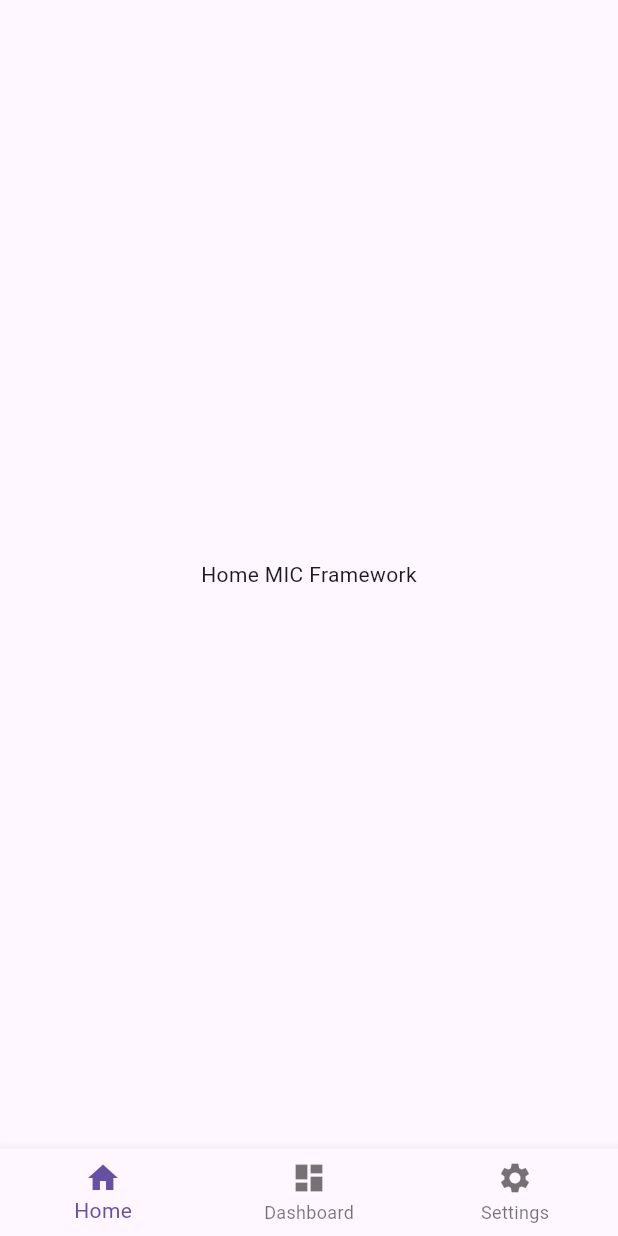
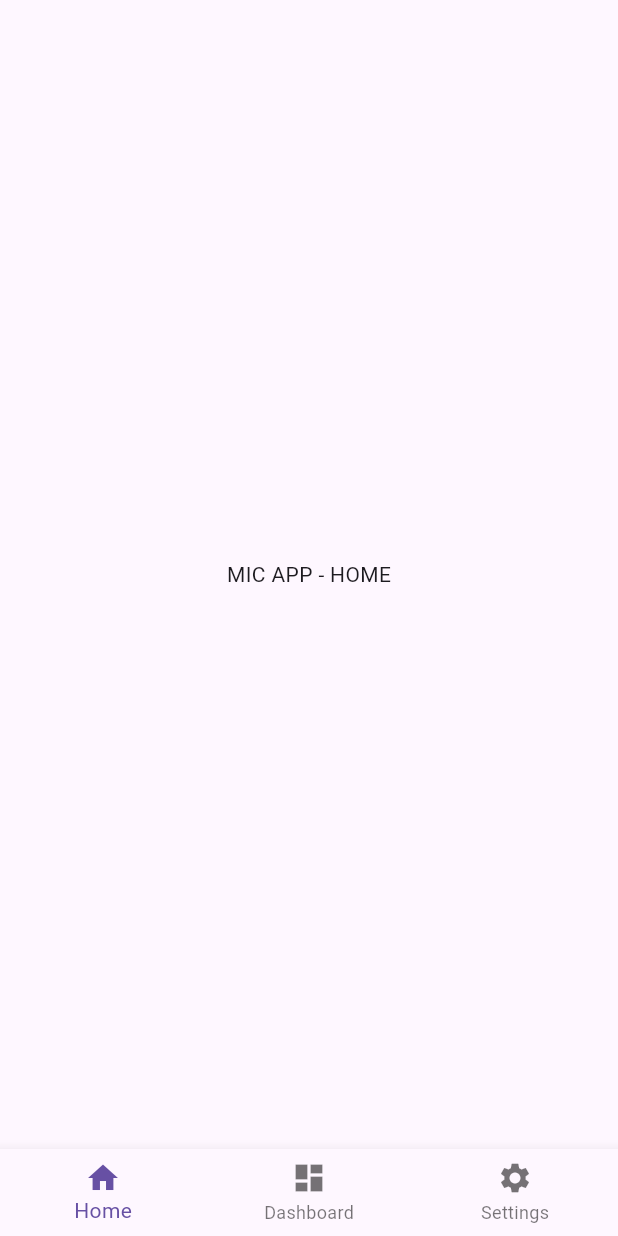
Before and after one commit to passeggero23/MIC-Framework, a Flutter app: the screen it shows after launch, on a phone screen of 412 x 824 dp. Run offline on Flutter 3.47's test engine with Material 3 defaults, Android fonts, the phone set to English and light mode, and no system bars; our stand-ins replace camera; missing offline and left inert: record, tflite_flutter.

Commit message:
Update home_page.dart

```diff
--- a/lib/pages/home_page.dart
+++ b/lib/pages/home_page.dart
@@ -7,7 +7,7 @@ class HomePage extends StatelessWidget {
   Widget build(BuildContext context) {
     return const Scaffold(
       body: Center(
-        child: Text('Home MIC Framework'),
+        child: Text('MIC APP - HOME'),
       ),
     );
   }
```
